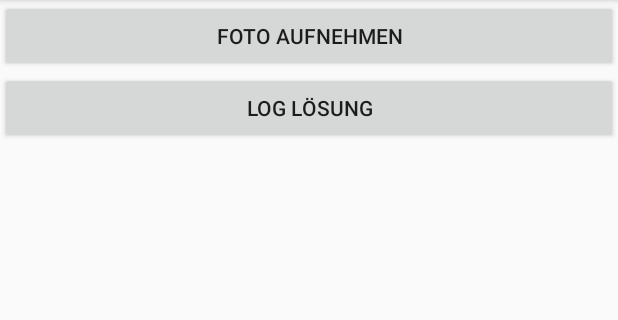
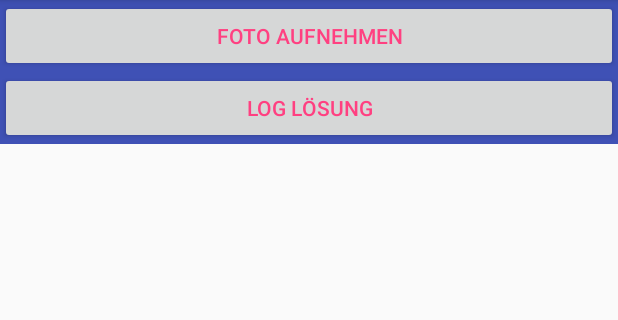
Before and after one commit to Tamalera/DechiffrierAufgabe, an Android app: the screen it shows after launch (MainActivity), on a phone screen of 412 x 824 dp, the part 84-404 px from its top. Run offline under Robolectric (Android 15) with nearby library versions, the phone set to English and light mode, and no system bars.

Commit message:
prettified gui...maybe xD

```diff
--- a/app/src/main/res/layout/activity_main.xml
+++ b/app/src/main/res/layout/activity_main.xml
@@ -12,16 +12,19 @@
         <LinearLayout
             android:layout_width="match_parent"
             android:layout_height="wrap_content"
+            android:background="@color/colorPrimary"
             android:orientation="vertical">
 
             <Button
                 android:id="@+id/captureImageButton"
+                android:textColor="@color/colorAccent"
                 android:layout_width="match_parent"
                 android:layout_height="wrap_content"
                 android:text="Foto aufnehmen" />
 
             <Button
                 android:id="@+id/logbookEntryButton"
+                android:textColor="@color/colorAccent"
                 android:layout_width="match_parent"
                 android:layout_height="wrap_content"
                 android:text="Log Lösung" />
```
